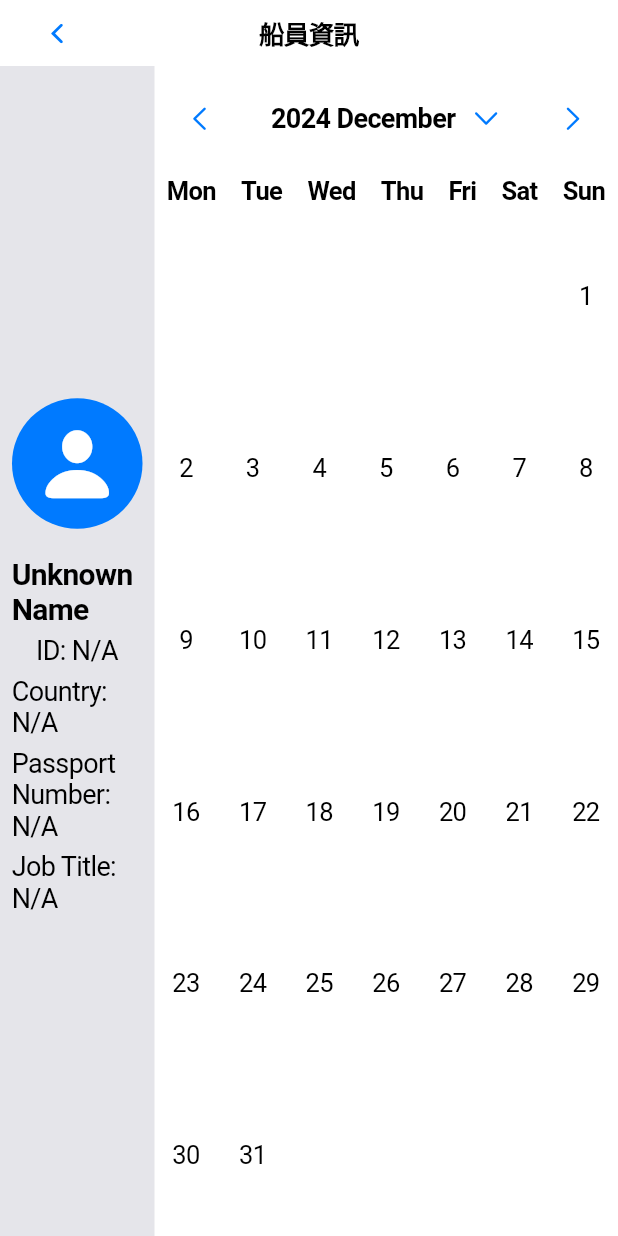
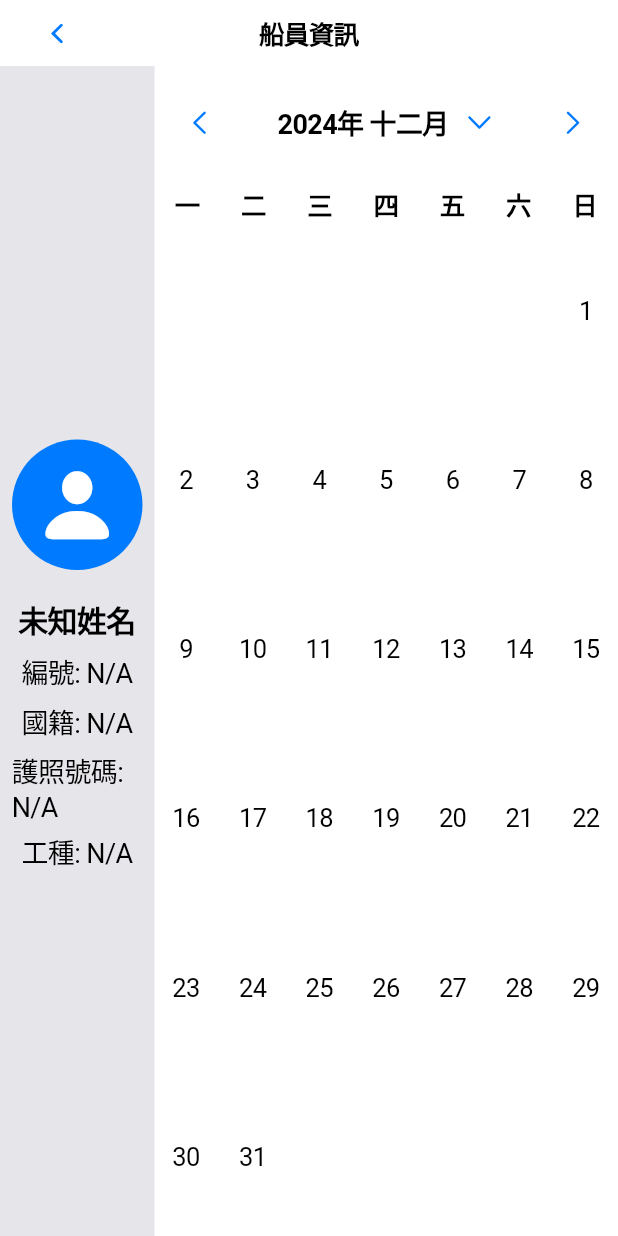
Before and after one commit to Xi0131/FisherFrontEnd, a Flutter app: the CrewPage screen opened directly, on a phone screen of 412 x 824 dp. Run offline on Flutter 3.47's test engine with Material 3 defaults, Android fonts, the phone set to English and light mode, and no system bars; our stand-ins replace image_picker; network calls fail.

Commit message:
Revert "Merge branch 'main' of https://github.com/Xi0131/FisherFrontEnd"
This reverts commit 6058b7ba3afd985ce0cd15377bccb618e711765a, reversing
changes made to 34415f9233b9e693c7ad5281aa2fa0cdd75fb96f.

```diff
--- a/fisher_front_end/lib/widgets/crew_view/crew_calendar.dart
+++ b/fisher_front_end/lib/widgets/crew_view/crew_calendar.dart
@@ -41,6 +41,15 @@ class _CrewCalendarState extends State<CrewCalendar> {
     if (response.statusCode == 200) {
       final data = jsonDecode(response.body);
 
+      // data 預期為一個陣列，元素格式例如：
+      // {
+      //   "date": "2024-12-10",
+      //   "duration": 23,
+      //   "status": "...",
+      //   "worker_id": 10
+      // }
+
+      // 建立該月份完整日期的初始結構，全部預設 hours = 0
       int daysInMonth = _getDaysInMonth(year, month);
       List<Map<String, dynamic>> convertedData = [];
       for (int i = 1; i <= daysInMonth; i++) {
@@ -49,6 +58,7 @@ class _CrewCalendarState extends State<CrewCalendar> {
       }
 
       if (data is List) {
+        // data 是一個陣列，迭代並將日期與duration放入convertedData中
         for (var entry in data) {
           if (entry['date'] != null && entry['duration'] != null) {
             final dateStr = entry['date'];
@@ -66,6 +76,7 @@ class _CrewCalendarState extends State<CrewCalendar> {
       throw Exception('Failed to load monthly calendar');
     }
   }
+
 
   Future<void> _reportAbnormality(int workerId, String date, String issueDescription) async {
     final response = await http.post(
@@ -87,7 +98,7 @@ class _CrewCalendarState extends State<CrewCalendar> {
   Widget build(BuildContext context) {
     return Column(
       children: [
-        // Month selector
+        // 月份選擇器
         Padding(
           padding: const EdgeInsets.all(8.0),
           child: Row(
@@ -112,7 +123,7 @@ class _CrewCalendarState extends State<CrewCalendar> {
                 child: Row(
                   children: [
                     Text(
-                      '$selectedYear ${_getMonthName(selectedMonth)}',
+                      '$selectedYear年 ${_getMonthName(selectedMonth)}',
                       style: const TextStyle(
                           fontSize: 18,
                           fontWeight: FontWeight.bold,
@@ -142,19 +153,14 @@ class _CrewCalendarState extends State<CrewCalendar> {
             ],
           ),
         ),
-        // Weekday header
+        // 星期標題
         Container(
           padding: const EdgeInsets.symmetric(vertical: 4.0),
           child: Row(
             mainAxisAlignment: MainAxisAlignment.spaceAround,
-            children: const [
-              Text('Mon', style: TextStyle(fontWeight: FontWeight.bold)),
-              Text('Tue', style: TextStyle(fontWeight: FontWeight.bold)),
-              Text('Wed', style: TextStyle(fontWeight: FontWeight.bold)),
-              Text('Thu', style: TextStyle(fontWeight: FontWeight.bold)),
-              Text('Fri', style: TextStyle(fontWeight: FontWeight.bold)),
-              Text('Sat', style: TextStyle(fontWeight: FontWeight.bold)),
-              Text('Sun', style: TextStyle(fontWeight: FontWeight.bold)),
+            children: [
+              for (var e in ['一', '二', '三', '四', '五', '六', '日'])
+                Text(e, style: const TextStyle(fontWeight: FontWeight.bold)),
             ],
           ),
         ),
@@ -238,11 +244,11 @@ class _CrewCalendarState extends State<CrewCalendar> {
               mainAxisAlignment: MainAxisAlignment.spaceBetween,
               children: [
                 CupertinoButton(
-                  child: const Text('Cancel'),
+                  child: const Text('取消'),
                   onPressed: () => Navigator.pop(context),
                 ),
                 CupertinoButton(
-                  child: const Text('OK'),
+                  child: const Text('確定'),
                   onPressed: () {
                     setState(() {
                       selectedYear = tempYear;
@@ -267,7 +273,7 @@ class _CrewCalendarState extends State<CrewCalendar> {
                         tempYear = 2000 + index;
                       },
                       children: List<Widget>.generate(50, (int index) {
-                        return Center(child: Text('${2000 + index}'));
+                        return Center(child: Text('${2000 + index}年'));
                       }),
                     ),
                   ),
@@ -281,7 +287,7 @@ class _CrewCalendarState extends State<CrewCalendar> {
                         tempMonth = index + 1;
                       },
                       children: List<Widget>.generate(12, (int index) {
-                        return Center(child: Text('${_getMonthName(index + 1)}'));
+                        return Center(child: Text('${index + 1}月'));
                       }),
                     ),
                   ),
@@ -298,20 +304,20 @@ class _CrewCalendarState extends State<CrewCalendar> {
     final dateStr = _formatDate(selectedYear, selectedMonth, day);
     final dayData = monthlyData.firstWhere((d) => d['date'] == dateStr, orElse: () => {});
     final hoursInfo = (dayData.isNotEmpty && dayData['hours'] != null && dayData['hours'] > 0)
-        ? '${dayData['hours']} hours'
-        : 'No data available';
+        ? '${dayData['hours']} 小時'
+        : '無相關資料';
 
     showCupertinoDialog(
       context: context,
       builder: (context) => CupertinoAlertDialog(
-        title: Text('$selectedYear-$selectedMonth-$day'),
+        title: Text('$selectedYear年$selectedMonth月$day日'),
         content: Column(
           children: [
             const SizedBox(height: 10),
-            Text('Working hours for the day: $hoursInfo'),
+            Text('當天工作時數：$hoursInfo'),
             const SizedBox(height: 16),
             CupertinoButton(
-              child: const Text('Sign Now'),
+              child: const Text('點擊簽名'),
               onPressed: () {
                 Navigator.pop(context);
                 _showSignaturePad(context, day);
@@ -319,20 +325,20 @@ class _CrewCalendarState extends State<CrewCalendar> {
             ),
             const SizedBox(height: 16),
             CupertinoButton(
-              child: const Text('Report Hours Error'),
+              child: const Text('報告異常'),
               onPressed: () async {
                 Navigator.pop(context);
-                final issueDescription = 'Incorrect hours recorded.';
+                final issueDescription = '設備故障，無法工作';
                 try {
                   await _reportAbnormality(widget.workerId, dateStr, issueDescription);
                   showCupertinoDialog(
                     context: context,
                     builder: (context) => CupertinoAlertDialog(
-                      title: const Text('Report Success'),
-                      content: const Text('The hours error was successfully reported.'),
+                      title: const Text('回報成功'),
+                      content: const Text('已成功回報異常。'),
                       actions: [
                         CupertinoDialogAction(
-                          child: const Text('OK'),
+                          child: const Text('確定'),
                           onPressed: () => Navigator.pop(context),
                         )
                       ],
@@ -342,11 +348,11 @@ class _CrewCalendarState extends State<CrewCalendar> {
                   showCupertinoDialog(
                     context: context,
                     builder: (context) => CupertinoAlertDialog(
-                      title: const Text('Report Failed'),
-                      content: Text('Error: $e'),
+                      title: const Text('回報失敗'),
+                      content: Text('錯誤: $e'),
                       actions: [
                         CupertinoDialogAction(
-                          child: const Text('OK'),
+                          child: const Text('確定'),
                           onPressed: () => Navigator.pop(context),
                         )
                       ],
@@ -359,7 +365,7 @@ class _CrewCalendarState extends State<CrewCalendar> {
         ),
         actions: [
           CupertinoDialogAction(
-            child: const Text('Cancel'),
+            child: const Text('取消'),
             onPressed: () => Navigator.pop(context),
           ),
         ],
@@ -393,8 +399,8 @@ class _CrewCalendarState extends State<CrewCalendar> {
 
   String _getMonthName(int month) {
     const months = [
-      'January', 'February', 'March', 'April', 'May', 'June',
-      'July', 'August', 'September', 'October', 'November', 'December',
+      '一月', '二月', '三月', '四月', '五月', '六月',
+      '七月', '八月', '九月', '十月', '十一月', '十二月',
     ];
     return months[month - 1];
   }
--- a/fisher_front_end/lib/widgets/crew_view/crew_info.dart
+++ b/fisher_front_end/lib/widgets/crew_view/crew_info.dart
@@ -40,15 +40,17 @@ class _CrewInfoState extends State<CrewInfo> {
   }
 
   Future<Map<String, dynamic>> _getWorkerInfo(int workerId) async {
+    // 將 :worker_id 替換成實際的 workerId
     final url = Uri.parse('http://35.229.208.250:3000/api/workerEdit/$workerId');
 
-    print('Request URL: $url');
+    print('Request URL: $url'); // 輸出請求的 URL 進行確認
     final response = await http.get(url);
 
     print('Response status: ${response.statusCode}');
     print('Response body: ${response.body}');
 
     if (response.statusCode == 200) {
+      // 確保 API 返回的是單一物件
       return jsonDecode(response.body) as Map<String, dynamic>;
     } else {
       throw Exception('Failed to load worker info');
@@ -83,27 +85,27 @@ class _CrewInfoState extends State<CrewInfo> {
             ),
             const SizedBox(height: 12),
             Text(
-              _workerInfo?['name'] ?? 'Unknown Name',
+              _workerInfo?['name'] ?? '未知姓名',
               style: const TextStyle(fontSize: 20, fontWeight: FontWeight.bold),
             ),
             const SizedBox(height: 6),
             Text(
-              'ID: ${_workerInfo?['worker_id'] ?? 'N/A'}',
+              '編號: ${_workerInfo?['worker_id'] ?? 'N/A'}',
               style: const TextStyle(fontSize: 18),
             ),
             const SizedBox(height: 6),
             Text(
-              'Country: ${_workerInfo?['country'] ?? 'N/A'}',
+              '國籍: ${_workerInfo?['country'] ?? 'N/A'}',
               style: const TextStyle(fontSize: 18),
             ),
             const SizedBox(height: 6),
             Text(
-              'Passport Number: ${_workerInfo?['passport_number'] ?? 'N/A'}',
+              '護照號碼: ${_workerInfo?['passport_number'] ?? 'N/A'}',
               style: const TextStyle(fontSize: 18),
             ),
             const SizedBox(height: 6),
             Text(
-              'Job Title: ${_workerInfo?['job_title'] ?? 'N/A'}',
+              '工種: ${_workerInfo?['job_title'] ?? 'N/A'}',
               style: const TextStyle(fontSize: 18),
             ),
           ],
```
